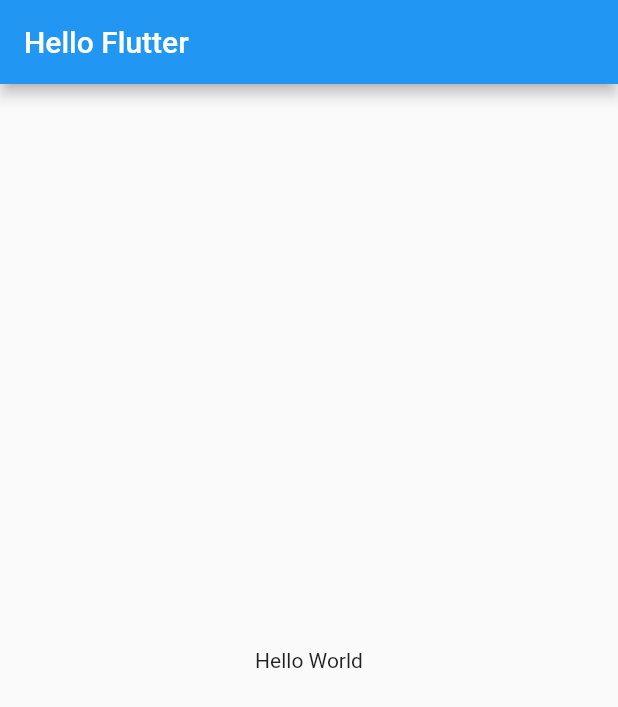
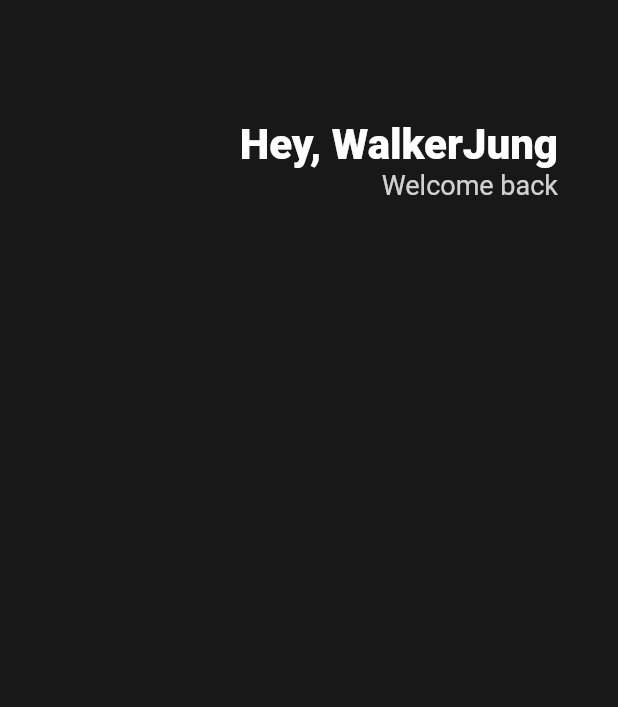
Before and after one commit to walkerJung/start-dart, a Flutter app: the screen it shows after launch, on a phone screen of 412 x 824 dp. Shown: the top 707 px of the screen. Run offline on Flutter 3.47's test engine with Material 2 defaults, Android fonts, the phone set to English and light mode, and no system bars.

Commit message:
feat: UI Header

```diff
--- a/toonflix/lib/main.dart
+++ b/toonflix/lib/main.dart
@@ -9,13 +9,39 @@
   Widget build(BuildContext context) {
     return MaterialApp(
       home: Scaffold(
-        appBar: AppBar(
-          title: Text('Hello Flutter'),
-        ),
-        body: Center(
-          child: Text('Hello World'),
-        ),
-      ),
+          backgroundColor: Color(0xFF181818),
+          body: Padding(
+              padding: EdgeInsets.symmetric(horizontal: 40),
+              child: Column(
+                children: [
+                  SizedBox(
+                    height: 80,
+                  ),
+                  Row(
+                    mainAxisAlignment: MainAxisAlignment.end,
+                    children: [
+                      Column(
+                        crossAxisAlignment: CrossAxisAlignment.end,
+                        children: [
+                          Text(
+                            'Hey, WalkerJung',
+                            style: TextStyle(
+                                color: Colors.white,
+                                fontSize: 28,
+                                fontWeight: FontWeight.w800),
+                          ),
+                          Text(
+                            'Welcome back',
+                            style: TextStyle(
+                                color: Colors.white.withOpacity(0.8),
+                                fontSize: 18),
+                          ),
+                        ],
+                      )
+                    ],
+                  )
+                ],
+              ))),
     );
   }
 }
```
Also changed, not shown: 2 other files.
